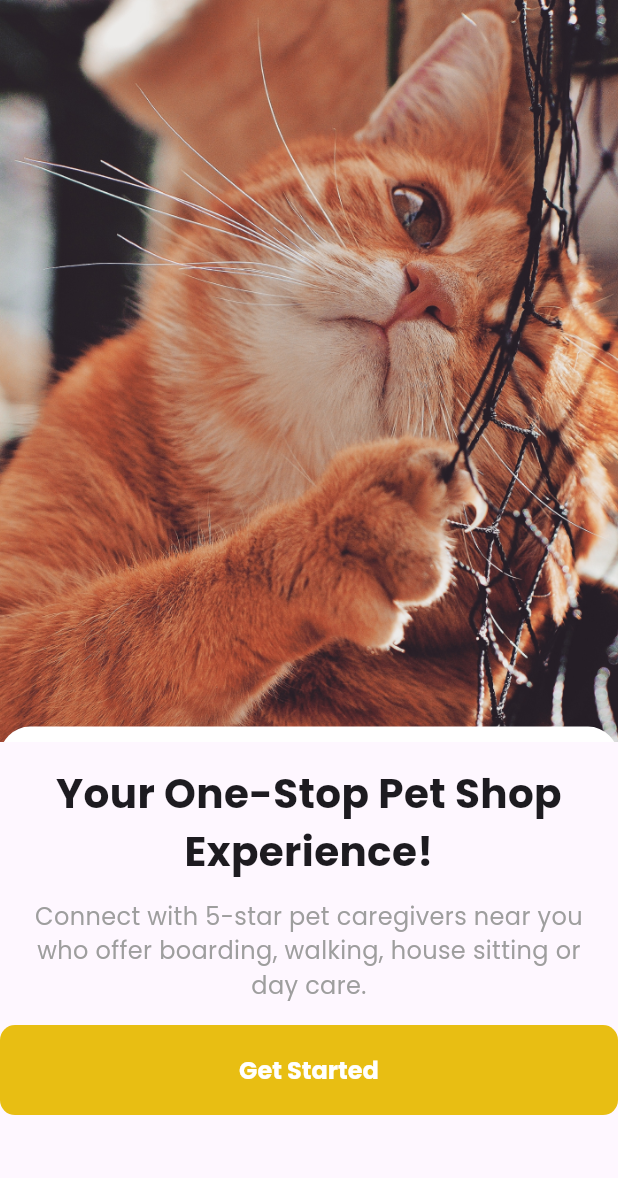
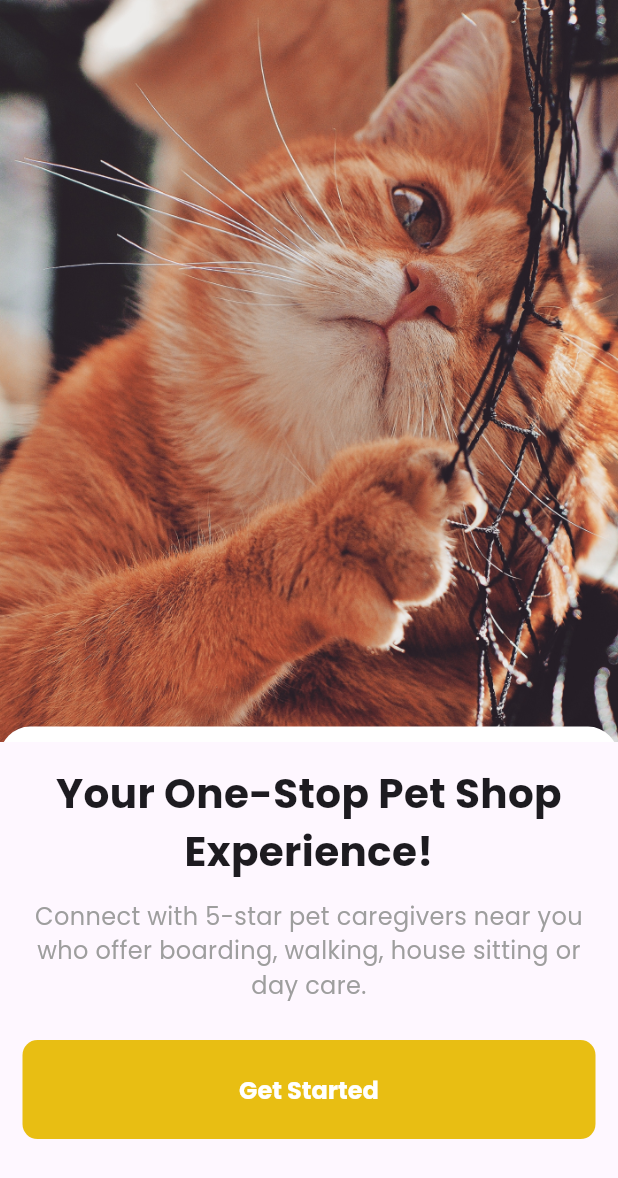
Before and after one commit to mfroche/pet_shop_app, a Flutter app: the screen it shows after launch, on a phone screen of 412 x 824 dp. Shown: the top 1178 px of the screen. Run offline on Flutter 3.47's test engine with Material 3 defaults, Android fonts, the phone set to English and light mode, and no system bars; our stand-ins replace flutter_svg.

Commit message:
added button to landing page

```diff
--- a/lib/main.dart
+++ b/lib/main.dart
@@ -24,7 +24,7 @@ class MyApp extends StatelessWidget {
               elevation: 0,
               foregroundColor: Colors.white,
               backgroundColor: yellowColor,
-              padding: const EdgeInsets.symmetric(vertical: 18),
+              padding: const EdgeInsets.symmetric(vertical: 21),
               textStyle: const TextStyle(fontFamily: 'Poppins', fontSize: 16, color: Colors.white, fontWeight: FontWeight.bold),
               shape: RoundedRectangleBorder(borderRadius: BorderRadius.circular(10)),
             ),
--- a/lib/pages/landing_page.dart
+++ b/lib/pages/landing_page.dart
@@ -1,4 +1,4 @@
-import 'package:first_app/utils/colors.dart';
+import 'package:first_app/pages/pet_list_page.dart';
 import 'package:flutter/material.dart';
 
 class LandingPage extends StatelessWidget {
@@ -48,8 +48,8 @@ class LandingPage extends StatelessWidget {
               )
             ],
           ),
-          Padding(
-            padding: const EdgeInsets.symmetric(horizontal: 20, vertical: 15),
+          const Padding(
+            padding: EdgeInsets.symmetric(horizontal: 20, vertical: 15),
             child: Column(
               crossAxisAlignment: CrossAxisAlignment.center,
               children: [
@@ -61,7 +61,7 @@ class LandingPage extends StatelessWidget {
                     fontWeight: FontWeight.bold,
                   ),
                 ),
-                const SizedBox(height: 12),
+                SizedBox(height: 12),
                 Text(
                   'Connect with 5-star pet caregivers near you who offer boarding, walking, house sitting or day care.',
                   textAlign: TextAlign.center,
@@ -70,7 +70,23 @@ class LandingPage extends StatelessWidget {
               ],
             ),
           ),
-          SizedBox(width: double.infinity, child: ElevatedButton(onPressed: () {}, child: Text('Get Started')))
+          const SizedBox(height: 10),
+          Container(
+            padding: EdgeInsets.symmetric(horizontal: 15),
+            width: double.infinity,
+            child: ElevatedButton(
+              onPressed: () {
+                Navigator.of(context).pushReplacement(
+                  MaterialPageRoute(
+                    builder: (context) {
+                      return const PetListPage();
+                    },
+                  ),
+                );
+              },
+              child: const Text('Get Started'),
+            ),
+          )
         ],
       ),
     );
```
